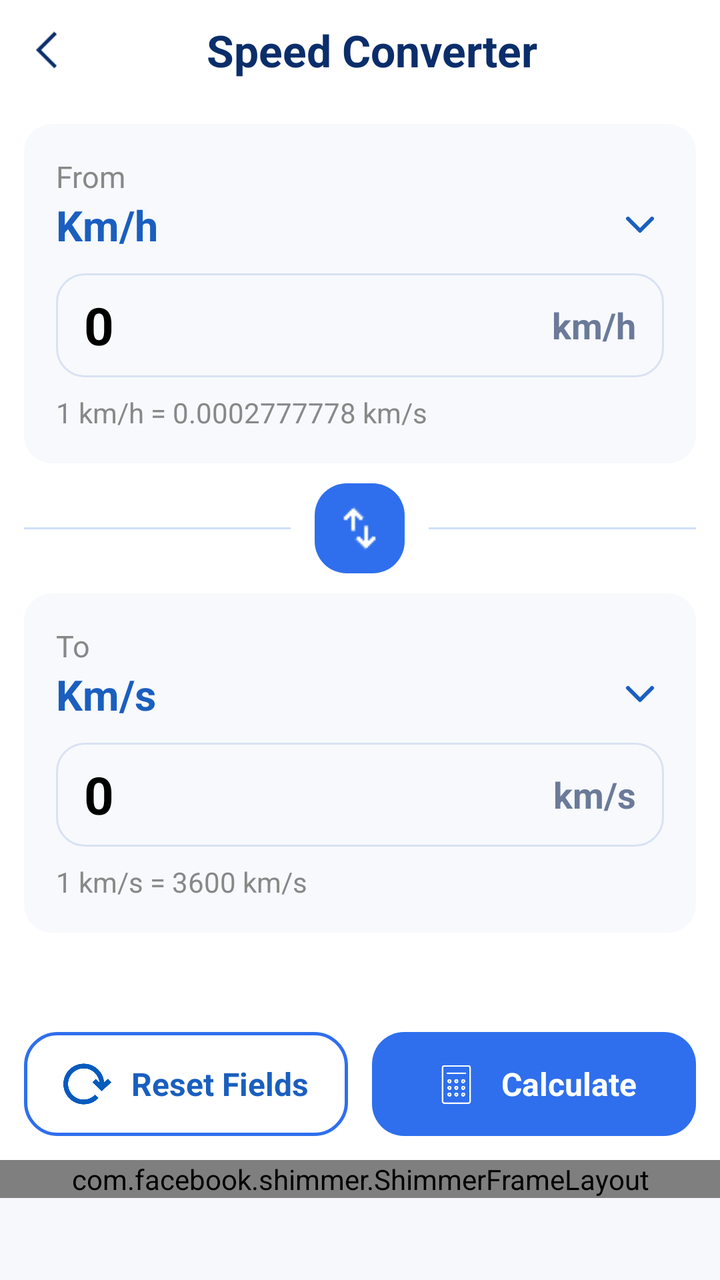
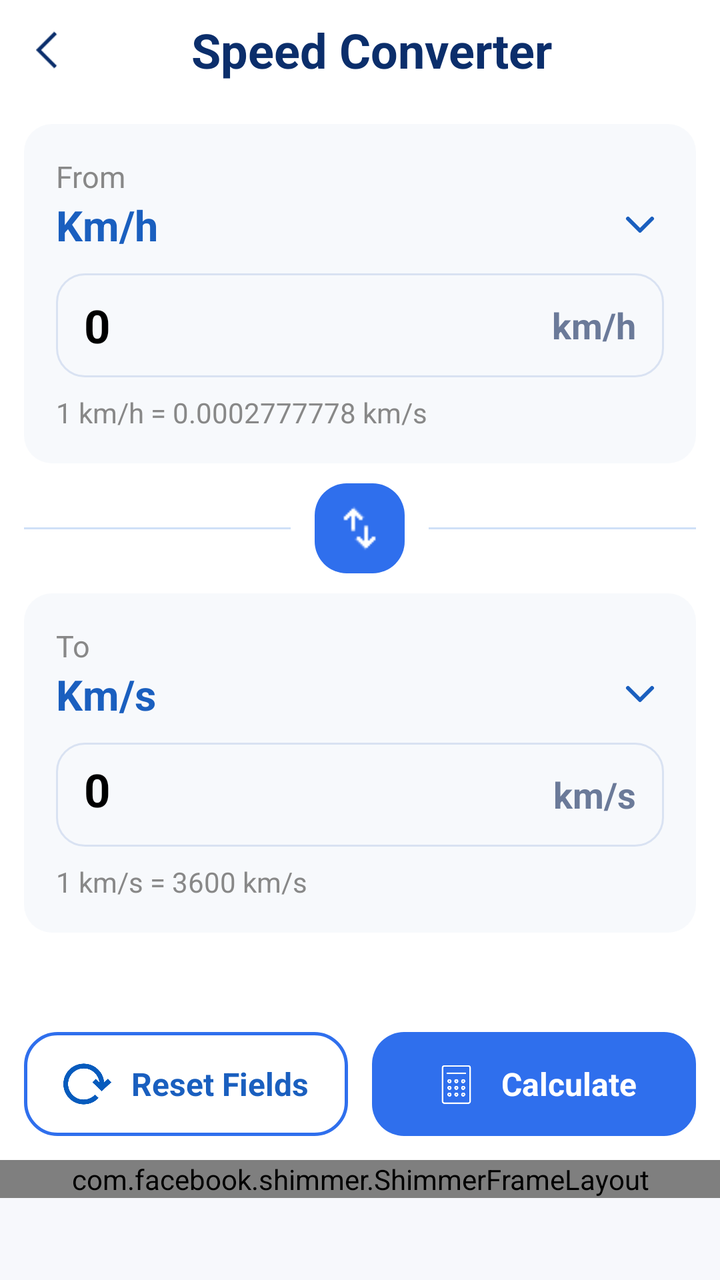

Screens rendered from an Android XML layout before and after an edit, with the pre-edit source and the edit as a unified diff.
<!-- AndroidManifest.xml: application theme Theme.LoanSmart -->
<!-- res/layout/activity_speed_converter.xml -->
<?xml version="1.0" encoding="utf-8"?>
<LinearLayout
    xmlns:android="http://schemas.android.com/apk/res/android"
    xmlns:app="http://schemas.android.com/apk/res-auto"
    android:id="@+id/main"
    android:layout_width="match_parent"
    android:layout_height="match_parent"
    android:background="@color/background_color"
    android:orientation="vertical">

    <com.google.android.material.appbar.MaterialToolbar
        android:id="@+id/headerLayout"
        android:layout_width="match_parent"
        android:layout_height="50dp"
        android:background="@color/background_color"
        android:gravity="center_vertical"
        android:paddingStart="18dp"
        android:paddingEnd="18dp">

        <ImageView
            android:id="@+id/backButton"
            android:layout_width="22dp"
            android:layout_height="30dp"
            android:layout_gravity="center_vertical"
            android:src="@drawable/back_ic"
            app:tint="@color/header_blue_dark" />

        <TextView
            android:layout_width="wrap_content"
            android:layout_height="wrap_content"
            android:layout_gravity="center"
            android:layout_marginStart="12dp"
            android:text="Speed Converter"
            android:textColor="@color/header_blue_dark"
            android:textSize="22sp"
            android:textStyle="bold" />

    </com.google.android.material.appbar.MaterialToolbar>


    <LinearLayout
        android:layout_width="match_parent"
        android:layout_height="0dp"
        android:layout_weight="1"
        android:orientation="vertical"
        android:padding="12dp">

        
        <LinearLayout
            android:layout_width="match_parent"
            android:layout_height="wrap_content"
            android:background="@drawable/cash_fild_bg"
            android:orientation="vertical"
            android:padding="16dp">

            <TextView
                android:layout_width="wrap_content"
                android:layout_height="wrap_content"
                android:text="From"
                android:textColor="@color/grey"
                android:textSize="15sp" />

            <LinearLayout
                android:id="@+id/fromUnitSelector"
                android:layout_width="match_parent"
                android:layout_height="wrap_content"
                android:background="?attr/selectableItemBackground"
                android:clickable="true"
                android:focusable="true"
                android:gravity="center_vertical"
                android:orientation="horizontal">

                <TextView
                    android:id="@+id/tvFromUnit"
                    android:layout_width="0dp"
                    android:layout_height="wrap_content"
                    android:layout_weight="1"
                    android:text="Km/h"
                    android:textColor="@color/header_blue_light"
                    android:textSize="21sp"
                    android:textStyle="bold" />

                <ImageView
                    android:layout_width="24dp"
                    android:layout_height="24dp"
                    android:src="@drawable/ic_dropdown"
                    app:tint="@color/header_blue_light" />

            </LinearLayout>

            <LinearLayout
                android:layout_width="match_parent"
                android:layout_height="52dp"
                android:layout_marginTop="10dp"
                android:background="@drawable/bg_input_field"
                android:gravity="center_vertical"
                android:orientation="horizontal"
                android:paddingStart="14dp"
                android:paddingEnd="14dp">

                <EditText
                    android:id="@+id/etFrom"
                    android:layout_width="0dp"
                    android:layout_height="match_parent"
                    android:layout_weight="1"
                    android:background="@null"
                    android:hint="0"
                    android:inputType="numberDecimal"
                    android:text="0"
                    android:textColor="@color/text_color"
                    android:textSize="26sp"
                    android:textStyle="bold" />

                <TextView
                    android:id="@+id/tvFromSymbol"
                    android:layout_width="wrap_content"
                    android:layout_height="wrap_content"
                    android:text="km/h"
                    android:textColor="#6B7A99"
                    android:textSize="18sp"
                    android:textStyle="bold" />

            </LinearLayout>

            <TextView
                android:id="@+id/tvFromInfo"
                android:layout_width="wrap_content"
                android:layout_height="wrap_content"
                android:layout_marginTop="8dp"
                android:text="1 km/h = 0.0002777778 km/s"
                android:textColor="@color/grey"
                android:textSize="14sp" />

        </LinearLayout>


        <LinearLayout
            android:layout_width="match_parent"
            android:layout_height="wrap_content"
            android:layout_marginTop="10dp"
            android:layout_marginBottom="10dp"
            android:gravity="center_vertical"
            android:orientation="horizontal">

            <View
                android:layout_width="0dp"
                android:layout_height="1dp"
                android:layout_weight="1"
                android:background="#CFE0F7" />

            <FrameLayout
                android:id="@+id/btnSwap"
                android:layout_width="45dp"
                android:layout_height="45dp"
                android:layout_marginStart="12dp"
                android:layout_marginEnd="12dp"
                android:background="@drawable/bg_button_primary"
                android:clickable="true"
                android:focusable="true">

                <ImageView
                    android:layout_width="25dp"
                    android:layout_height="25dp"
                    android:layout_gravity="center"
                    android:src="@drawable/swap_ic"
                    android:contentDescription="Swap units"
                    app:tint="#FFFFFF" />

            </FrameLayout>

            <View
                android:layout_width="0dp"
                android:layout_height="1dp"
                android:layout_weight="1"
                android:background="#CFE0F7" />

        </LinearLayout>


        
        <LinearLayout
            android:layout_width="match_parent"
            android:layout_height="wrap_content"
            android:background="@drawable/cash_fild_bg"
            android:orientation="vertical"
            android:padding="16dp">

            <TextView
                android:layout_width="wrap_content"
                android:layout_height="wrap_content"
                android:text="To"
                android:textColor="@color/grey"
                android:textSize="15sp" />

            <LinearLayout
                android:id="@+id/toUnitSelector"
                android:layout_width="match_parent"
                android:layout_height="wrap_content"
                android:background="?attr/selectableItemBackground"
                android:clickable="true"
                android:focusable="true"
                android:gravity="center_vertical"
                android:orientation="horizontal">

                <TextView
                    android:id="@+id/tvToUnit"
                    android:layout_width="0dp"
                    android:layout_height="wrap_content"
                    android:layout_weight="1"
                    android:text="Km/s"
                    android:textColor="@color/header_blue_light"
                    android:textSize="21sp"
                    android:textStyle="bold" />

                <ImageView
                    android:layout_width="24dp"
                    android:layout_height="24dp"
                    android:src="@drawable/ic_dropdown"
                    app:tint="@color/header_blue_light" />

            </LinearLayout>

            <LinearLayout
                android:layout_width="match_parent"
                android:layout_height="52dp"
                android:layout_marginTop="10dp"
                android:background="@drawable/bg_input_field"
                android:gravity="center_vertical"
                android:orientation="horizontal"
                android:paddingStart="14dp"
                android:paddingEnd="14dp">

                <EditText
                    android:id="@+id/etTo"
                    android:layout_width="0dp"
                    android:layout_height="match_parent"
                    android:layout_weight="1"
                    android:background="@null"
                    android:hint="0"
                    android:inputType="numberDecimal"
                    android:text="0"
                    android:textColor="@color/text_color"
                    android:textSize="26sp"
                    android:textStyle="bold" />

                <TextView
                    android:id="@+id/tvToSymbol"
                    android:layout_width="wrap_content"
                    android:layout_height="wrap_content"
                    android:text="km/s"
                    android:textColor="#6B7A99"
                    android:textSize="18sp"
                    android:textStyle="bold" />

            </LinearLayout>

            <TextView
                android:id="@+id/tvToInfo"
                android:layout_width="wrap_content"
                android:layout_height="wrap_content"
                android:layout_marginTop="8dp"
                android:text="1 km/s = 3600 km/s"
                android:textColor="@color/grey"
                android:textSize="14sp" />

        </LinearLayout>

        
        <View
            android:layout_width="match_parent"
            android:layout_height="0dp"
            android:layout_weight="1"
            android:minHeight="48dp" />

        
        <LinearLayout
            android:layout_width="match_parent"
            android:layout_height="wrap_content"
            android:layout_marginTop="16dp"
            android:orientation="horizontal">

            <LinearLayout
                android:id="@+id/btnReset"
                android:layout_width="0dp"
                android:layout_height="52dp"
                android:layout_marginEnd="6dp"
                android:layout_weight="1"
                android:background="@drawable/bg_button_outline"
                android:clickable="true"
                android:focusable="true"
                android:gravity="center"
                android:orientation="horizontal">

                <ImageView
                    android:layout_width="24dp"
                    android:layout_height="24dp"
                    android:src="@drawable/reset_ic" />

                <TextView
                    android:layout_width="wrap_content"
                    android:layout_height="wrap_content"
                    android:layout_marginStart="10dp"
                    android:text="Reset Fields"
                    android:textColor="@color/header_blue_light"
                    android:textSize="16sp"
                    android:textStyle="bold" />

            </LinearLayout>

            <LinearLayout
                android:id="@+id/btnCalculate"
                android:layout_width="0dp"
                android:layout_height="52dp"
                android:layout_marginStart="6dp"
                android:layout_weight="1"
                android:background="@drawable/bg_button_primary"
                android:clickable="true"
                android:focusable="true"
                android:gravity="center"
                android:orientation="horizontal">

                <ImageView
                    android:layout_width="25dp"
                    android:layout_height="25dp"
                    android:src="@drawable/calculator_ic"
                    app:tint="@color/white" />

                <TextView
                    android:layout_width="wrap_content"
                    android:layout_height="wrap_content"
                    android:layout_marginStart="10dp"
                    android:text="Calculate"
                    android:textColor="@color/white"
                    android:textSize="16sp"
                    android:textStyle="bold" />

            </LinearLayout>

        </LinearLayout>

    </LinearLayout>
    <FrameLayout
        android:id="@+id/bannerContainer"
        android:layout_width="match_parent"
        android:layout_height="60dp"
        android:background="@color/screen_bg"
        android:gravity="center">

        <include
            layout="@layout/banner_shimmer_layout"
            android:layout_width="match_parent"
            android:layout_height="wrap_content" />
    </FrameLayout>
</LinearLayout>
<!-- res/layout/banner_shimmer_layout.xml (included above) -->
<?xml version="1.0" encoding="utf-8"?>
<com.facebook.shimmer.ShimmerFrameLayout xmlns:android="http://schemas.android.com/apk/res/android"
    xmlns:app="http://schemas.android.com/apk/res-auto"
    xmlns:tools="http://schemas.android.com/tools"
    android:id="@+id/shimmer_banner_container"
    android:layout_width="match_parent"
    android:layout_height="60dp"
    app:shimmer_auto_start="true"
    app:shimmer_base_color="@color/shimer_base_color"
    tools:ignore="MissingClass">

    <androidx.appcompat.widget.LinearLayoutCompat
        android:layout_width="match_parent"
        android:layout_height="match_parent"
        android:background="@color/white"
        android:gravity="center"
        android:orientation="horizontal">

        <androidx.appcompat.widget.AppCompatTextView
            android:layout_width="16dp"
            android:layout_height="16dp"
            android:layout_gravity="top"
            android:layout_marginStart="2dp"
            android:layout_marginTop="2dp"
            android:background="@drawable/ads_icon"
            android:gravity="center"
            android:text="@string/ad"
            android:textColor="@color/white"
            android:textSize="11sp" />

        <androidx.appcompat.widget.AppCompatImageView
            android:layout_width="40dp"
            android:layout_height="40dp"
            android:layout_margin="8dp"
            android:background="@color/lightTransparent"
            android:scaleType="centerCrop"
            tools:ignore="ContentDescription" />

        <androidx.appcompat.widget.LinearLayoutCompat
            android:layout_width="0dp"
            android:layout_height="match_parent"
            android:layout_gravity="center"
            android:layout_marginEnd="5dp"
            android:layout_weight="1"
            android:gravity="center"
            android:orientation="vertical">

            <androidx.appcompat.widget.AppCompatTextView
                android:layout_width="match_parent"
                android:layout_height="wrap_content"
                android:layout_marginTop="5dp"
                android:layout_marginBottom="2dp"
                android:background="@color/lightTransparent"
                android:ellipsize="end"
                android:lines="1"
                android:textColor="@android:color/black"
                android:textSize="15sp" />

            <androidx.appcompat.widget.AppCompatTextView
                android:layout_width="170dp"
                android:layout_height="wrap_content"
                android:layout_gravity="start"
                android:layout_marginTop="2dp"
                android:layout_marginBottom="5dp"
                android:background="@color/lightTransparent"
                android:ellipsize="end"
                android:lines="1"
                android:textColor="@android:color/darker_gray"
                android:textSize="14sp" />

        </androidx.appcompat.widget.LinearLayoutCompat>

        <androidx.appcompat.widget.LinearLayoutCompat
            android:layout_width="100dp"
            android:layout_height="match_parent"
            android:layout_gravity="center"
            android:layout_marginTop="5dp"
            android:layout_marginEnd="5dp"
            android:layout_marginBottom="5dp"
            android:background="@drawable/bg_card_ads"
            android:backgroundTint="@color/lightTransparent"
            android:gravity="center"
            android:textColor="@android:color/white"
            android:textSize="12sp" />

    </androidx.appcompat.widget.LinearLayoutCompat>

</com.facebook.shimmer.ShimmerFrameLayout>
<!-- resources referenced by this layout -->
<resources>
  <color name="background_color">#FFFFFF</color>
  <color name="grey">#888</color>
  <color name="header_blue_dark">#0B2E6B</color>
  <color name="header_blue_light">#1A5FBF</color>
  <color name="lightTransparent">#16000000</color>
  <color name="screen_bg">#F7F8FC</color>
  <color name="shimer_base_color">#979595</color>
  <color name="text_color">#FF000000</color>
  <color name="white">#FFFFFF</color>
  <!-- drawable ads_icon (drawable) -->
  <?xml version="1.0" encoding="utf-8"?>
  <shape xmlns:android="http://schemas.android.com/apk/res/android">
      <solid android:color="#0E204A" />
      <corners android:radius="16dp" />
  </shape>
  <!-- drawable bg_button_outline (drawable) -->
  <?xml version="1.0" encoding="utf-8"?>
  <shape xmlns:android="http://schemas.android.com/apk/res/android"
      android:shape="rectangle">
  
      <solid android:color="@android:color/transparent" />
  
      <stroke
          android:width="1.5dp"
          android:color="@color/gradient_end" />
  
      <corners android:radius="16dp" />
  
      <padding
          android:left="12dp"
          android:top="8dp"
          android:right="12dp"
          android:bottom="8dp" />
  
  </shape>
  <!-- drawable bg_button_primary (drawable) -->
  <?xml version="1.0" encoding="utf-8"?>
  <shape xmlns:android="http://schemas.android.com/apk/res/android"
      android:shape="rectangle">
  
      <solid android:color="@color/gradient_end" />
  
      <corners android:radius="16dp" />
  
      <padding
          android:left="12dp"
          android:top="8dp"
          android:right="12dp"
          android:bottom="8dp" />
  
  </shape>
  <!-- drawable bg_card_ads (drawable) -->
  <?xml version="1.0" encoding="utf-8"?>
  <shape xmlns:android="http://schemas.android.com/apk/res/android"
      android:shape="rectangle">
      <corners android:radius="10dp" />
      <solid android:color="@color/white" />
      <stroke
          android:width="1dp"
          android:color="@color/white" />
  </shape>
  <!-- drawable bg_input_field (drawable) -->
  <?xml version="1.0" encoding="utf-8"?>
  <shape xmlns:android="http://schemas.android.com/apk/res/android"
      android:shape="rectangle">
  
      <solid android:color="#F7F9FC" />
  
      <stroke
          android:width="1dp"
          android:color="#D9E2F2" />
  
      <corners android:radius="14dp" />
  
      <padding
          android:left="16dp"
          android:top="8dp"
          android:right="16dp"
          android:bottom="8dp" />
  
  </shape>
  <!-- drawable cash_fild_bg (drawable) -->
  <?xml version="1.0" encoding="utf-8"?>
  <shape xmlns:android="http://schemas.android.com/apk/res/android"
      android:shape="rectangle">
  
      <solid android:color="#F7F9FC" />
  
      <corners android:radius="14dp" />
  
      <padding
          android:left="16dp"
          android:top="8dp"
          android:right="16dp"
          android:bottom="8dp" />
  
  </shape>
  <string name="ad">Ad</string>
  <style name="Theme.LoanSmart" parent="Theme.Material3.DayNight.NoActionBar">
        
  
          <item name="colorPrimary">@color/primary_blue</item>
          <item name="colorOnPrimary">@color/white</item>
          <item name="android:statusBarColor">@color/header_blue_light</item>
          <item name="android:windowLightStatusBar">true</item>
          <item name="android:navigationBarColor">@color/white</item>
          <item name="android:windowBackground">@color/white</item>
      </style>
  <color name="gradient_end">#2F6FED</color>
  <color name="primary_blue">#1F6FEB</color>
  <!-- unchanged entries left out for length: 5 -->
</resources>

<!-- the commit's change to res/layout/activity_speed_converter.xml (unified diff, before → after) -->
@@ -30,9 +30,9 @@
             android:layout_height="wrap_content"
             android:layout_gravity="center"
             android:layout_marginStart="12dp"
-            android:text="Speed Converter"
+            android:text="@string/speed_converter"
             android:textColor="@color/header_blue_dark"
-            android:textSize="22sp"
+            android:textSize="24sp"
             android:textStyle="bold" />
 
     </com.google.android.material.appbar.MaterialToolbar>
@@ -45,7 +45,6 @@
         android:orientation="vertical"
         android:padding="12dp">
 
-        
         <LinearLayout
             android:layout_width="match_parent"
             android:layout_height="wrap_content"
@@ -56,7 +55,7 @@
             <TextView
                 android:layout_width="wrap_content"
                 android:layout_height="wrap_content"
-                android:text="From"
+                android:text="@string/from"
                 android:textColor="@color/grey"
                 android:textSize="15sp" />
 
@@ -99,7 +98,7 @@
                 android:paddingEnd="14dp">
 
                 <EditText
-                    android:id="@+id/etFrom"
+                    android:id="@+id/etSpeedFrom"
                     android:layout_width="0dp"
                     android:layout_height="match_parent"
                     android:layout_weight="1"
@@ -108,7 +107,7 @@
                     android:inputType="numberDecimal"
                     android:text="0"
                     android:textColor="@color/text_color"
-                    android:textSize="26sp"
+                    android:textSize="23sp"
                     android:textStyle="bold" />
 
                 <TextView
@@ -177,7 +176,6 @@
         </LinearLayout>
 
 
-        
         <LinearLayout
             android:layout_width="match_parent"
             android:layout_height="wrap_content"
@@ -188,7 +186,7 @@
             <TextView
                 android:layout_width="wrap_content"
                 android:layout_height="wrap_content"
-                android:text="To"
+                android:text="@string/to"
                 android:textColor="@color/grey"
                 android:textSize="15sp" />
 
@@ -230,8 +228,8 @@
                 android:paddingStart="14dp"
                 android:paddingEnd="14dp">
 
-                <EditText
-                    android:id="@+id/etTo"
+                <TextView
+                    android:id="@+id/etSpeedTo"
                     android:layout_width="0dp"
                     android:layout_height="match_parent"
                     android:layout_weight="1"
@@ -240,7 +238,7 @@
                     android:inputType="numberDecimal"
                     android:text="0"
                     android:textColor="@color/text_color"
-                    android:textSize="26sp"
+                    android:textSize="23sp"
                     android:textStyle="bold" />
 
                 <TextView
@@ -265,14 +263,12 @@
 
         </LinearLayout>
 
-        
         <View
             android:layout_width="match_parent"
             android:layout_height="0dp"
             android:layout_weight="1"
             android:minHeight="48dp" />
 
-        
         <LinearLayout
             android:layout_width="match_parent"
             android:layout_height="wrap_content"
@@ -300,7 +296,7 @@
                     android:layout_width="wrap_content"
                     android:layout_height="wrap_content"
                     android:layout_marginStart="10dp"
-                    android:text="Reset Fields"
+                    android:text="@string/reset_fields"
                     android:textColor="@color/header_blue_light"
                     android:textSize="16sp"
                     android:textStyle="bold" />
@@ -329,7 +325,7 @@
                     android:layout_width="wrap_content"
                     android:layout_height="wrap_content"
                     android:layout_marginStart="10dp"
-                    android:text="Calculate"
+                    android:text="@string/calculate"
                     android:textColor="@color/white"
                     android:textSize="16sp"
                     android:textStyle="bold" />
<!-- resource entries referenced after the edit -->
@@ -98,6 +98,11 @@
   
   </shape>
   <string name="ad">Ad</string>
+  <string name="calculate">Calculate</string>
+  <string name="from">From</string>
+  <string name="reset_fields">Reset Fields</string>
+  <string name="speed_converter">Speed Converter</string>
+  <string name="to">To</string>
   <style name="Theme.LoanSmart" parent="Theme.Material3.DayNight.NoActionBar">
         
   
